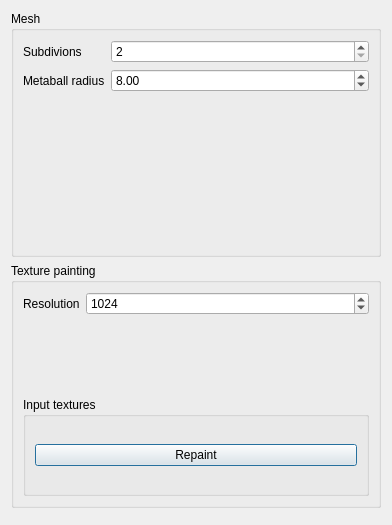
The window that editor/dlg_meshgen.ui (Easimer/trigen) describes before a commit, drawn with Qt 5.
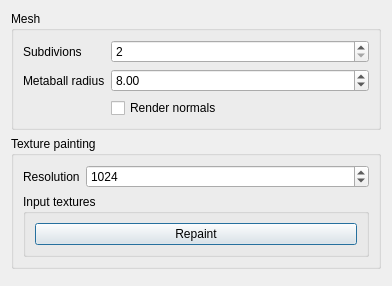
The same window after the commit.

Commit message: editor: add meshgen option to render vertex normals

Patch:
```diff
--- a/editor/dlg_meshgen.ui
+++ b/editor/dlg_meshgen.ui
@@ -7,7 +7,7 @@
     <x>0</x>
     <y>0</y>
     <width>392</width>
-    <height>525</height>
+    <height>257</height>
    </rect>
   </property>
   <property name="windowTitle">
@@ -51,6 +51,13 @@
         </property>
        </widget>
       </item>
+      <item row="2" column="1">
+       <widget class="QCheckBox" name="chkRenderNormals">
+        <property name="text">
+         <string>Render normals</string>
+        </property>
+       </widget>
+      </item>
      </layout>
     </widget>
    </item>
```
The commit also changes 3 other files.
